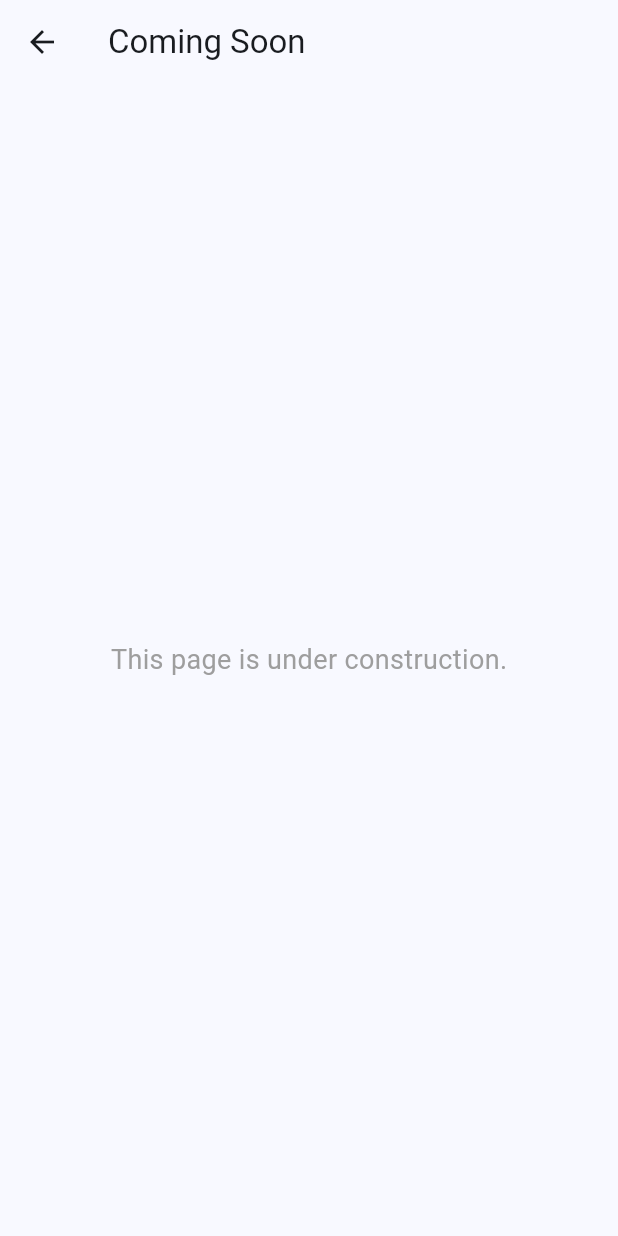
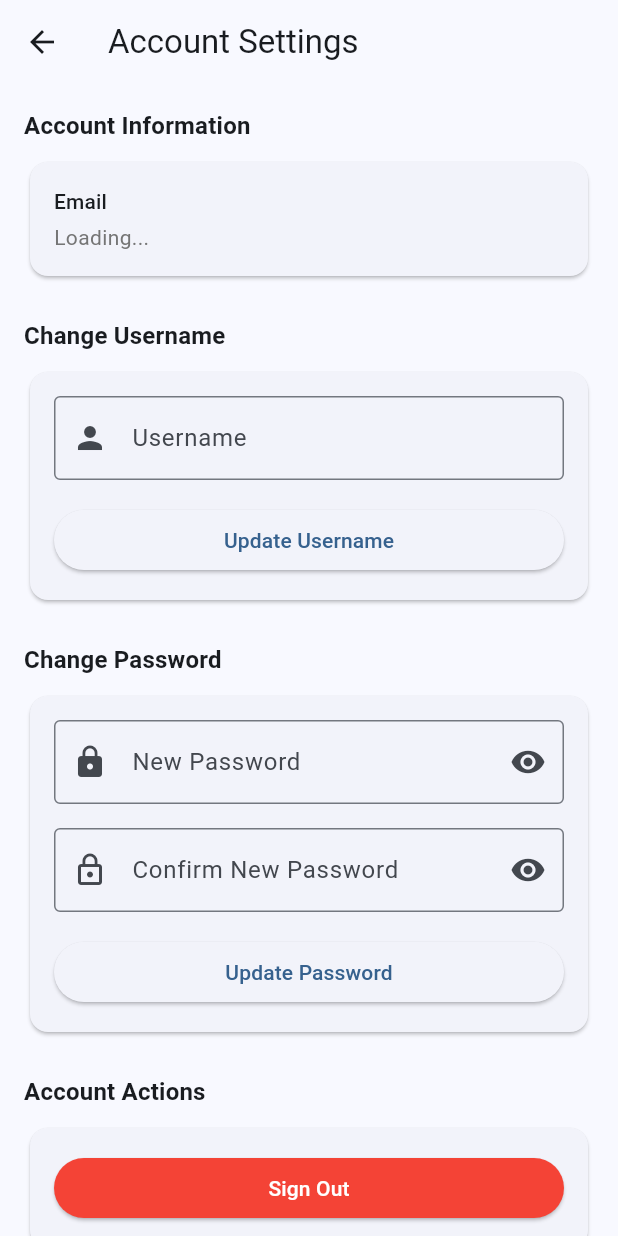
Before and after one commit to KareemNashef/OmniRate, a Flutter app: the SettingsPage screen opened directly, after a tap on "Account", on a phone screen of 412 x 824 dp. Run offline on Flutter 3.47's test engine with Material 3 defaults, Android fonts, the light colour scheme and no system bars; our stand-ins replace cloud_firestore, firebase_auth, firebase_core, hive, hive_flutter, shared_preferences and 1 more; accounts and stored records are empty.

Commit message:
Local data saving using Hive and syncing data with Firebase

```diff
--- a/lib/Settings/settings_account.dart
+++ b/lib/Settings/settings_account.dart
@@ -0,0 +1,411 @@
+// Flutter imports
+import 'package:flutter/material.dart';
+import 'package:hive_flutter/hive_flutter.dart';
+
+// Local imports
+import 'package:omnirate/Main/welcome_page.dart';
+import 'package:omnirate/Shared/firebase_service.dart';
+import 'package:omnirate/Shared/user_data.dart';
+
+// ========== Account settings page ========== //
+
+class AccountSettingsPage extends StatefulWidget {
+  const AccountSettingsPage({Key? key}) : super(key: key);
+
+  @override
+  State<AccountSettingsPage> createState() => _AccountSettingsPageState();
+}
+
+class _AccountSettingsPageState extends State<AccountSettingsPage> {
+  // ===== Class Variables ===== //
+
+  // Firebase
+  final FirebaseService _firebaseService = FirebaseService();
+
+  // Controllers
+  final _usernameController = TextEditingController();
+  final _currentPasswordController = TextEditingController();
+  final _newPasswordController = TextEditingController();
+  final _confirmPasswordController = TextEditingController();
+
+  // Loading
+  bool _isLoadingUsername = false;
+  bool _isLoadingPassword = false;
+  bool _isLoadingSignOut = false;
+
+  // Obscure
+  bool _obscureCurrentPassword = true;
+  bool _obscureNewPassword = true;
+  bool _obscureConfirmPassword = true;
+
+  // Hive
+  UserData? _userData;
+  Box<UserData>? _userBox;
+
+  // ===== Class Methods ===== //
+
+  // Initializes state
+  @override
+  void initState() {
+    super.initState();
+    _loadUserData();
+  }
+
+  // Loads user data from Hive
+  Future<void> _loadUserData() async {
+    _userBox = Hive.box<UserData>('userBox');
+    if (_userBox!.isNotEmpty) {
+      setState(() {
+        _userData = _userBox?.get('user');
+        _usernameController.text = _userData?.userName ?? '';
+      });
+    }
+  }
+
+  Future<void> _changeUsername() async {
+    if (_userData == null) {
+      _showSnackBar('User data not loaded', isError: true);
+      return;
+    }
+
+    if (_usernameController.text.trim().isEmpty) {
+      _showSnackBar('Username cannot be empty', isError: true);
+      return;
+    }
+
+    if (_usernameController.text.trim() == _userData!.userName) {
+      _showSnackBar('Username is the same as current', isError: true);
+      return;
+    }
+
+    setState(() {
+      _isLoadingUsername = true;
+    });
+
+    try {
+      await _firebaseService.changeUsername(_usernameController.text.trim());
+      _showSnackBar('Username updated successfully');
+
+      // Update local user data in Hive
+      _userData!.userName = _usernameController.text.trim();
+      await _userBox!.putAt(0, _userData!);
+
+      setState(() {});
+    } catch (e) {
+      _showSnackBar('Failed to update username: $e', isError: true);
+    } finally {
+      setState(() {
+        _isLoadingUsername = false;
+      });
+    }
+  }
+
+  Future<void> _changePassword() async {
+    if (_newPasswordController.text.isEmpty ||
+        _confirmPasswordController.text.isEmpty) {
+      _showSnackBar('Please fill in all password fields', isError: true);
+      return;
+    }
+
+    if (_newPasswordController.text != _confirmPasswordController.text) {
+      _showSnackBar('New passwords do not match', isError: true);
+      return;
+    }
+
+    if (_newPasswordController.text.length < 6) {
+      _showSnackBar('Password must be at least 6 characters', isError: true);
+      return;
+    }
+
+    setState(() {
+      _isLoadingPassword = true;
+    });
+
+    try {
+      await _firebaseService.changePassword(_newPasswordController.text);
+      _showSnackBar('Password updated successfully');
+      _currentPasswordController.clear();
+      _newPasswordController.clear();
+      _confirmPasswordController.clear();
+    } catch (e) {
+      _showSnackBar('Failed to update password: $e', isError: true);
+    } finally {
+      setState(() {
+        _isLoadingPassword = false;
+      });
+    }
+  }
+
+  Future<void> _signOut() async {
+    final shouldSignOut = await _showSignOutDialog();
+    if (!shouldSignOut) return;
+
+    setState(() {
+      _isLoadingSignOut = true;
+    });
+
+    try {
+      await _firebaseService.signOut();
+      if (mounted) {
+        Navigator.pushReplacement(
+          context,
+          MaterialPageRoute(builder: (_) => WelcomePage()),
+        ); // Adjust route as needed
+      }
+    } catch (e) {
+      _showSnackBar('Failed to sign out: $e', isError: true);
+    } finally {
+      if (mounted) {
+        setState(() {
+          _isLoadingSignOut = false;
+        });
+      }
+    }
+  }
+
+  Future<bool> _showSignOutDialog() async {
+    return await showDialog<bool>(
+          context: context,
+          builder: (BuildContext context) {
+            return AlertDialog(
+              title: const Text('Sign Out'),
+              content: const Text('Are you sure you want to sign out?'),
+              actions: [
+                TextButton(
+                  onPressed: () => Navigator.of(context).pop(false),
+                  child: const Text('Cancel'),
+                ),
+                TextButton(
+                  onPressed: () => Navigator.of(context).pop(true),
+                  style: TextButton.styleFrom(foregroundColor: Colors.red),
+                  child: const Text('Sign Out'),
+                ),
+              ],
+            );
+          },
+        ) ??
+        false;
+  }
+
+  void _showSnackBar(String message, {bool isError = false}) {
+    ScaffoldMessenger.of(context).showSnackBar(
+      SnackBar(
+        content: Text(message),
+        backgroundColor: isError ? Colors.red : Colors.green,
+        duration: const Duration(seconds: 3),
+      ),
+    );
+  }
+
+  // Disposes controllers
+  @override
+  void dispose() {
+    _usernameController.dispose();
+    _currentPasswordController.dispose();
+    _newPasswordController.dispose();
+    _confirmPasswordController.dispose();
+    super.dispose();
+  }
+
+  @override
+  Widget build(BuildContext context) {
+    return Scaffold(
+      appBar: AppBar(title: const Text('Account Settings'), elevation: 0),
+      body: SingleChildScrollView(
+        padding: const EdgeInsets.all(16.0),
+        child: Column(
+          crossAxisAlignment: CrossAxisAlignment.start,
+          children: [
+            // Account Info Section
+            _buildSectionHeader('Account Information'),
+            SizedBox(
+              width: double.infinity,
+              child: Card(
+                child: Padding(
+                  padding: const EdgeInsets.all(16.0),
+                  child: Column(
+                    crossAxisAlignment: CrossAxisAlignment.start,
+                    children: [
+                      Text(
+                        'Email',
+                        style: Theme.of(context).textTheme.titleSmall,
+                      ),
+                      const SizedBox(height: 4),
+                      Text(
+                        _userData?.email ?? 'Loading...',
+                        style: Theme.of(context).textTheme.bodyMedium?.copyWith(
+                          color: Colors.grey[600],
+                        ),
+                      ),
+                    ],
+                  ),
+                ),
+              ),
+            ),
+
+            const SizedBox(height: 24),
+
+            // Change Username Section
+            _buildSectionHeader('Change Username'),
+            Card(
+              child: Padding(
+                padding: const EdgeInsets.all(16.0),
+                child: Column(
+                  children: [
+                    TextField(
+                      controller: _usernameController,
+                      decoration: const InputDecoration(
+                        labelText: 'Username',
+                        border: OutlineInputBorder(),
+                        prefixIcon: Icon(Icons.person),
+                      ),
+                    ),
+                    const SizedBox(height: 16),
+                    SizedBox(
+                      width: double.infinity,
+                      child: ElevatedButton(
+                        onPressed: _isLoadingUsername ? null : _changeUsername,
+                        child:
+                            _isLoadingUsername
+                                ? const SizedBox(
+                                  height: 20,
+                                  width: 20,
+                                  child: CircularProgressIndicator(
+                                    strokeWidth: 2,
+                                  ),
+                                )
+                                : const Text('Update Username'),
+                      ),
+                    ),
+                  ],
+                ),
+              ),
+            ),
+
+            const SizedBox(height: 24),
+
+            // Change Password Section
+            _buildSectionHeader('Change Password'),
+            Card(
+              child: Padding(
+                padding: const EdgeInsets.all(16.0),
+                child: Column(
+                  children: [
+                    TextField(
+                      controller: _newPasswordController,
+                      obscureText: _obscureNewPassword,
+                      decoration: InputDecoration(
+                        labelText: 'New Password',
+                        border: const OutlineInputBorder(),
+                        prefixIcon: const Icon(Icons.lock),
+                        suffixIcon: IconButton(
+                          icon: Icon(
+                            _obscureNewPassword
+                                ? Icons.visibility
+                                : Icons.visibility_off,
+                          ),
+                          onPressed:
+                              () => setState(
+                                () =>
+                                    _obscureNewPassword = !_obscureNewPassword,
+                              ),
+                        ),
+                      ),
+                    ),
+                    const SizedBox(height: 16),
+                    TextField(
+                      controller: _confirmPasswordController,
+                      obscureText: _obscureConfirmPassword,
+                      decoration: InputDecoration(
+                        labelText: 'Confirm New Password',
+                        border: const OutlineInputBorder(),
+                        prefixIcon: const Icon(Icons.lock_outline),
+                        suffixIcon: IconButton(
+                          icon: Icon(
+                            _obscureConfirmPassword
+                                ? Icons.visibility
+                                : Icons.visibility_off,
+                          ),
+                          onPressed:
+                              () => setState(
+                                () =>
+                                    _obscureConfirmPassword =
+                                        !_obscureConfirmPassword,
+                              ),
+                        ),
+                      ),
+                    ),
+                    const SizedBox(height: 16),
+                    SizedBox(
+                      width: double.infinity,
+                      child: ElevatedButton(
+                        onPressed: _isLoadingPassword ? null : _changePassword,
+                        child:
+                            _isLoadingPassword
+                                ? const SizedBox(
+                                  height: 20,
+                                  width: 20,
+                                  child: CircularProgressIndicator(
+                                    strokeWidth: 2,
+                                  ),
+                                )
+                                : const Text('Update Password'),
+                      ),
+                    ),
+                  ],
+                ),
+              ),
+            ),
+
+            const SizedBox(height: 24),
+
+            // Sign Out Section
+            _buildSectionHeader('Account Actions'),
+            Card(
+              child: Padding(
+                padding: const EdgeInsets.all(16.0),
+                child: SizedBox(
+                  width: double.infinity,
+                  child: ElevatedButton(
+                    onPressed: _isLoadingSignOut ? null : _signOut,
+                    style: ElevatedButton.styleFrom(
+                      backgroundColor: Colors.red,
+                      foregroundColor: Colors.white,
+                    ),
+                    child:
+                        _isLoadingSignOut
+                            ? const SizedBox(
+                              height: 20,
+                              width: 20,
+                              child: CircularProgressIndicator(
+                                strokeWidth: 2,
+                                valueColor: AlwaysStoppedAnimation<Color>(
+                                  Colors.white,
+                                ),
+                              ),
+                            )
+                            : const Text('Sign Out'),
+                  ),
+                ),
+              ),
+            ),
+
+            const SizedBox(height: 32),
+          ],
+        ),
+      ),
+    );
+  }
+
+  Widget _buildSectionHeader(String title) {
+    return Padding(
+      padding: const EdgeInsets.only(bottom: 8.0),
+      child: Text(
+        title,
+        style: Theme.of(
+          context,
+        ).textTheme.titleMedium?.copyWith(fontWeight: FontWeight.bold),
+      ),
+    );
+  }
+}
--- a/lib/Settings/settings_main.dart
+++ b/lib/Settings/settings_main.dart
@@ -5,7 +5,7 @@
 
 // Local imports
 import 'package:omnirate/Settings/settings_theme.dart';
-
+import 'package:omnirate/Settings/settings_account.dart';
 import 'package:omnirate/Games/game_entry.dart';
 import 'package:omnirate/Shows/show_entry.dart';
 import 'package:omnirate/Main/welcome_page.dart';
@@ -180,7 +180,7 @@
             Icons.manage_accounts,
             "Account",
             "Change your account settings",
-            Temp(),
+            AccountSettingsPage(),
           ),
 
           // List entry - Theme settings page
--- /dev/null
+++ b/lib/Shared/user_data.dart
@@ -0,0 +1,105 @@
+// Flutter imports
+import 'package:hive/hive.dart';
+
+// Code generation for Hive
+part 'user_data.g.dart';
+
+// User data class
+@HiveType(typeId: 0)
+class UserData {
+  // User credentials
+  @HiveField(0)
+  String userName;
+  @HiveField(1)
+  String email;
+
+  // User lists
+  @HiveField(2)
+  Map<String, MediaEntry> listGames;
+  @HiveField(3)
+  Map<String, MediaEntry> listShows;
+  @HiveField(4)
+  Map<String, MediaEntry> listMovies;
+
+  // Constructor
+  UserData({
+    required this.userName,
+    required this.email,
+    required this.listGames,
+    required this.listShows,
+    required this.listMovies,
+  });
+
+  // Convert to map
+  Map<String, dynamic> toMap() => {
+    'userName': userName,
+    'listGames': listGames.map((k, v) => MapEntry(k, v.toMap())),
+    'listShows': listShows.map((k, v) => MapEntry(k, v.toMap())),
+    'listMovies': listMovies.map((k, v) => MapEntry(k, v.toMap())),
+    'email': email,
+  };
+
+  // Convert from map
+  factory UserData.fromMap(Map<String, dynamic> map) => UserData(
+    userName: map['userName'] ?? '',
+    listGames:
+        (map['listGames'] as Map?)?.map(
+          (k, v) =>
+              MapEntry(k, MediaEntry.fromMap(Map<String, dynamic>.from(v))),
+        ) ??
+        {},
+    listShows:
+        (map['listShows'] as Map?)?.map(
+          (k, v) =>
+              MapEntry(k, MediaEntry.fromMap(Map<String, dynamic>.from(v))),
+        ) ??
+        {},
+    listMovies:
+        (map['listMovies'] as Map?)?.map(
+          (k, v) =>
+              MapEntry(k, MediaEntry.fromMap(Map<String, dynamic>.from(v))),
+        ) ??
+        {},
+    email: map['email'] ?? '',
+  );
+
+  // Convert to string
+  @override
+  String toString() {
+    return 'UserData(userName: $userName, listGames: $listGames, listShows: $listShows, listMovies: $listMovies, email: $email)';
+  }
+}
+
+// Media entry class
+@HiveType(typeId: 1)
+class MediaEntry {
+  // Media details
+  @HiveField(0)
+  String name;
+  @HiveField(1)
+  double rating;
+  @HiveField(2)
+  String status;
+
+  // Constructor
+  MediaEntry({required this.name, required this.rating, required this.status});
+
+  // Convert to map
+  Map<String, dynamic> toMap() => {
+    'name': name,
+    'rating': rating,
+    'status': status,
+  };
+
+  // Convert from map
+  factory MediaEntry.fromMap(Map<String, dynamic> map) => MediaEntry(
+    name: map['name'] ?? '',
+    rating: (map['rating'] ?? 0).toDouble(),
+    status: map['status'] ?? '',
+  );
+
+  // Convert to string
+  @override
+  String toString() =>
+      'MediaEntry(name: $name, rating: $rating, status: $status)';
+}
--- a/pubspec.yaml
+++ b/pubspec.yaml
@@ -20,12 +20,16 @@
   shared_preferences: ^2.5.3
   firebase_core: ^3.13.1
   dynamic_color: ^1.7.0
+  hive: ^2.2.3
+  hive_flutter: ^1.1.0
 
 dev_dependencies:
   flutter_test:
     sdk: flutter
   flutter_lints: ^5.0.0
   flutter_launcher_icons: ^0.13.1
+  hive_generator: ^2.0.1
+  build_runner: ^2.4.6
 
 flutter_icons:
   android: true
```
Also changed, not shown: lib/Home/home_main.dart (+12 -26 lines), lib/Main/welcome_page.dart (+22 -26 lines), lib/Shared/firebase_service.dart (+40 -18 lines), lib/Shared/list_use.dart (added, +73 -0 lines), lib/main.dart (+8 -0 lines), lib/Shared/user_data.g.dart (added), pubspec.lock.
